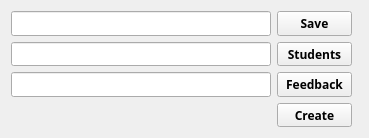
Before: the Qt Designer form src/feat/views/gui_feat_new_file.ui in AnneliesVlaar/Feat, drawn with Qt 5.
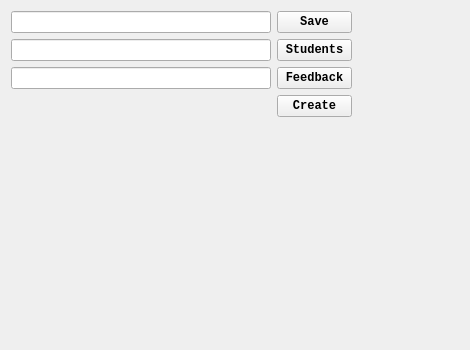
After: the same form once the commit is applied.

Commit message:
Fixes to make Feat work on M-series Macs
Upgrade to PyQt6, switch to (hopefully) more cross-platform font.

What changed in the file:
```diff
--- a/src/feat/views/gui_feat_new_file.ui
+++ b/src/feat/views/gui_feat_new_file.ui
@@ -6,8 +6,8 @@
    <rect>
     <x>0</x>
     <y>0</y>
-    <width>369</width>
-    <height>138</height>
+    <width>470</width>
+    <height>350</height>
    </rect>
   </property>
   <property name="sizePolicy">
@@ -18,14 +18,13 @@
   </property>
   <property name="minimumSize">
    <size>
-    <width>369</width>
-    <height>138</height>
+    <width>470</width>
+    <height>350</height>
    </size>
   </property>
   <property name="font">
    <font>
-    <family>FiraCode NF</family>
-    <weight>75</weight>
+    <family>Consolas</family>
     <bold>true</bold>
    </font>
   </property>
```
The commit also changes 4 other files.
